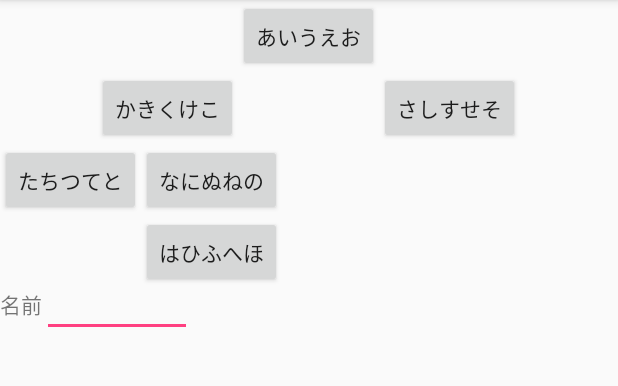
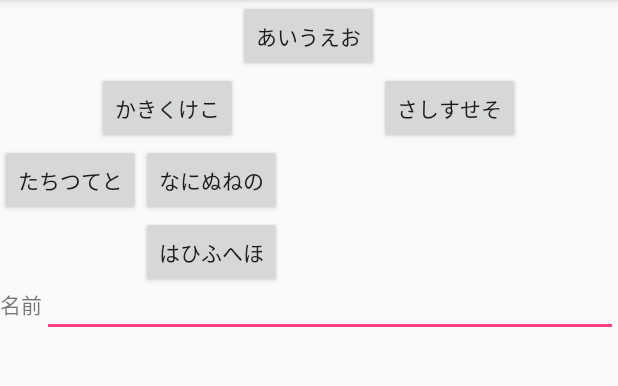
Before and after one commit to webarata3/begin_Android, an Android app: the screen it shows after launch (MainActivity), on a phone screen of 412 x 824 dp, the part 84-470 px from its top. Run offline under Robolectric (Android 15) with nearby library versions, the phone set to English and light mode, and no system bars.

Commit message:
Layout02

```diff
--- a/Layout02/app/src/main/res/layout/activity_main.xml
+++ b/Layout02/app/src/main/res/layout/activity_main.xml
@@ -65,5 +65,6 @@
         android:layout_width="100dp"
         android:layout_height="wrap_content"
         android:layout_alignBaseline="@+id/textView1"
-        android:layout_toEndOf="@+id/textView1" />
+        android:layout_toEndOf="@+id/textView1"
+        android:layout_alignParentEnd="true" />
 </RelativeLayout>
```
